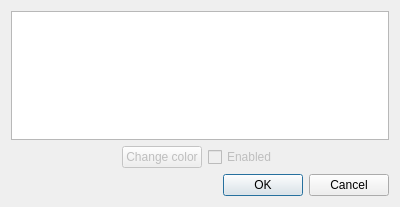
mistic100/UMWP-Autochanger, file src/gui/screensdialog.ui: the form before one commit.
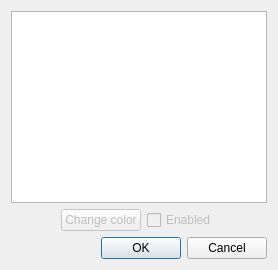
The form after the commit. Icons and pictures are not drawn.

```diff
--- a/src/gui/screensdialog.ui
+++ b/src/gui/screensdialog.ui
@@ -14,6 +14,9 @@
    <string>Manage monitors</string>
   </property>
   <layout class="QGridLayout" name="gridLayout">
+   <property name="sizeConstraint">
+    <enum>QLayout::SetFixedSize</enum>
+   </property>
    <item row="1" column="2">
     <widget class="QCheckBox" name="enabled">
      <property name="enabled">
```
